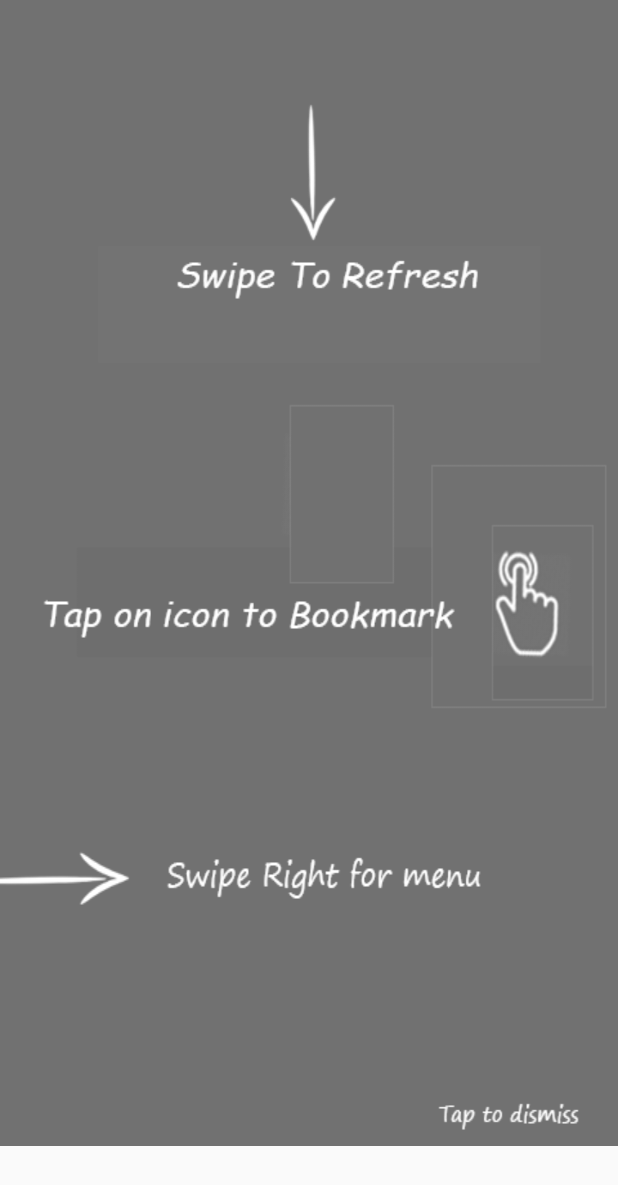
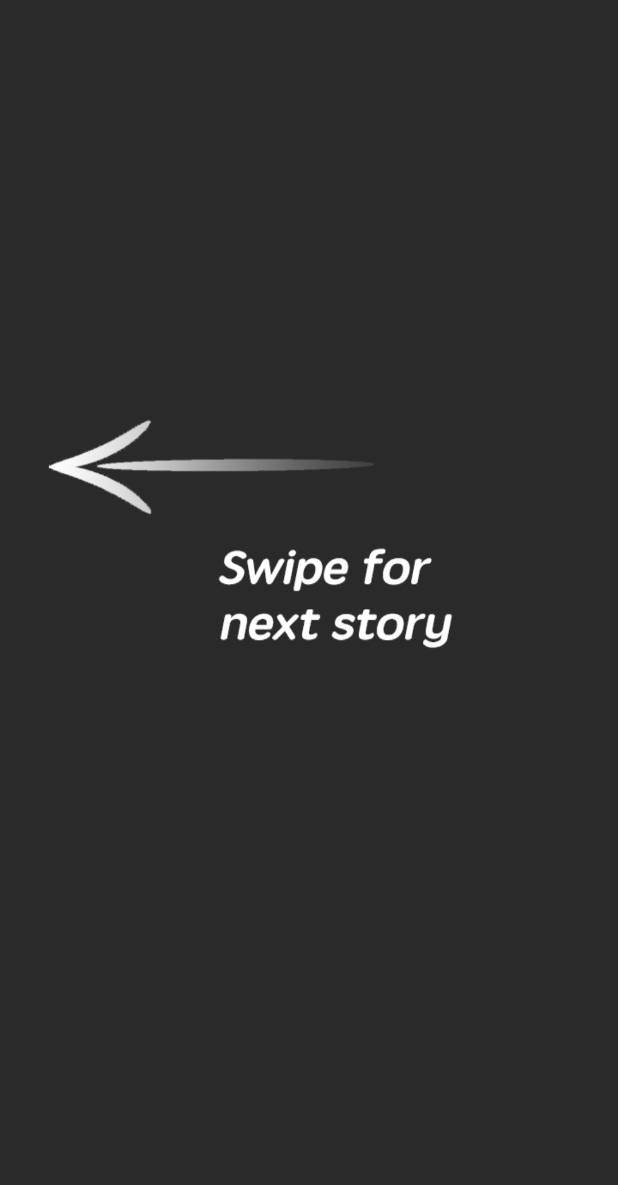
Before and after one commit to DhruvSuri/app, an Android app: the layout help_overlay.xml on its own in the app's theme, with its tools: preview values and no code run, on a phone screen of 412 x 824 dp. Shown: the top 1185 px of the screen. Run offline under Robolectric (Android 15) with nearby library versions, the phone set to English and light mode, and no system bars.

Commit message:
Added help screens

```diff
--- a/src/main/java/com/app/azazte/azazte/PrefManager.java
+++ b/src/main/java/com/app/azazte/azazte/PrefManager.java
@@ -77,4 +77,6 @@ public class PrefManager {
     public String getImageState() {
         return pref.getString(KEY_IMAGE, IMAGE_STATE_ON);
     }
+
+
 }
--- a/src/main/java/com/app/azazte/azazte/Utils/NewscardFragment.java
+++ b/src/main/java/com/app/azazte/azazte/Utils/NewscardFragment.java
@@ -317,7 +317,7 @@ public class NewscardFragment extends Fragment {
     private void setImageIntoView(Picasso picasso, ImageView imageView, String imageUrl) {
         if (imageUrl != null && !imageUrl.isEmpty()) {
             if (PrefManager.getInstance().getImageState().equals(PrefManager.IMAGE_STATE_OFF)) {
-                return;
+                imageUrl = "";
             }
             Picasso.with(imageView.getContext().getApplicationContext())
                     .load(imageUrl)
--- a/src/main/res/layout/help_overlay.xml
+++ b/src/main/res/layout/help_overlay.xml
@@ -8,6 +8,6 @@
         android:id="@+id/help"
         android:layout_width="wrap_content"
         android:layout_height="wrap_content"
-        android:src="@drawable/h2"
+        android:src="@drawable/help1"
         android:scaleType="fitXY"/>
 </LinearLayout>
--- a/src/main/res/layout/settings.xml
+++ b/src/main/res/layout/settings.xml
@@ -106,7 +106,7 @@
             android:layout_gravity="center_horizontal"
             android:layout_marginTop="30dp"
             android:scaleType="fitXY"
-            android:src="@drawable/image" />
+            android:src="@drawable/imageon" />
 
         <ImageView
             android:id="@+id/shareApp"
```
Also changed, not shown: src/main/java/com/app/azazte/azazte/NewUI.java (+20 -0 lines).
